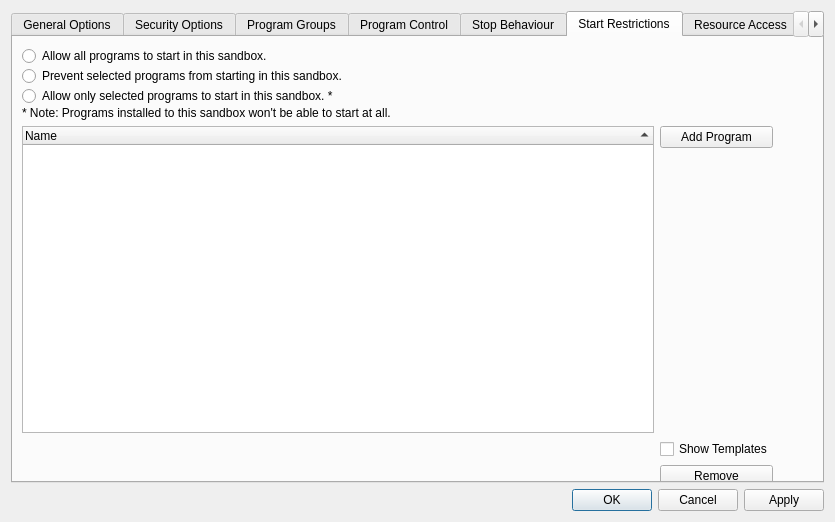
This is SandboxiePlus/SandMan/Forms/OptionsWindow.ui in sandboxie-plus/Sandboxie as Qt 5 draws it before an edit. The edited form follows.
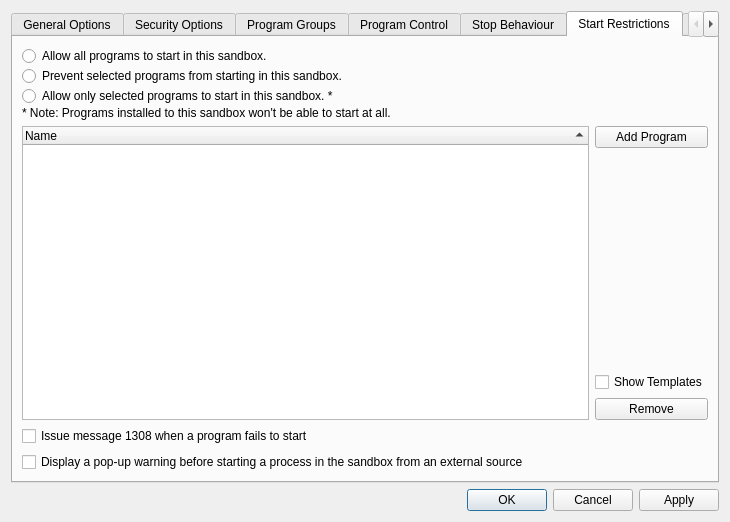
This is the edited form. The open tabs and pages were chosen to show the change.

What changed in the file:
```diff
--- a/SandboxiePlus/SandMan/Forms/OptionsWindow.ui
+++ b/SandboxiePlus/SandMan/Forms/OptionsWindow.ui
@@ -6,7 +6,7 @@
    <rect>
     <x>0</x>
     <y>0</y>
-    <width>835</width>
+    <width>674</width>
     <height>475</height>
    </rect>
   </property>
@@ -2467,15 +2467,8 @@
         <attribute name="title">
          <string>Start Restrictions</string>
         </attribute>
-        <widget class="QWidget" name="layoutWidget">
-         <property name="geometry">
-          <rect>
-           <x>9</x>
-           <y>9</y>
-           <width>751</width>
-           <height>493</height>
-          </rect>
-         </property>
+        <layout class="QGridLayout" name="gridLayout_85">
+         <item row="0" column="0">
          <layout class="QGridLayout" name="gridLayout_19">
           <item row="0" column="0">
            <layout class="QGridLayout" name="gridLayout_23">
@@ -2515,18 +2508,6 @@
             </item>
            </layout>
           </item>
-          <item row="1" column="0" rowspan="2">
-           <widget class="QTreeWidget" name="treeStart">
-            <property name="sortingEnabled">
-             <bool>true</bool>
-            </property>
-            <column>
-             <property name="text">
-              <string>Name</string>
-             </property>
-            </column>
-           </widget>
-          </item>
           <item row="1" column="1">
            <widget class="QPushButton" name="btnAddStartProg">
             <property name="text">
@@ -2578,8 +2559,21 @@
             </property>
            </widget>
           </item>
-         </layout>
-        </widget>
+           <item row="1" column="0" rowspan="4">
+            <widget class="QTreeWidget" name="treeStart">
+             <property name="sortingEnabled">
+              <bool>true</bool>
+             </property>
+             <column>
+              <property name="text">
+               <string>Name</string>
+              </property>
+             </column>
+            </widget>
+           </item>
+          </layout>
+         </item>
+        </layout>
        </widget>
        <widget class="QWidget" name="tabAccess">
         <attribute name="title">
```
Left out of the diff: 11 changed lines with no effect on the pictures. Lines whose indentation alone changed are shown as unchanged.
